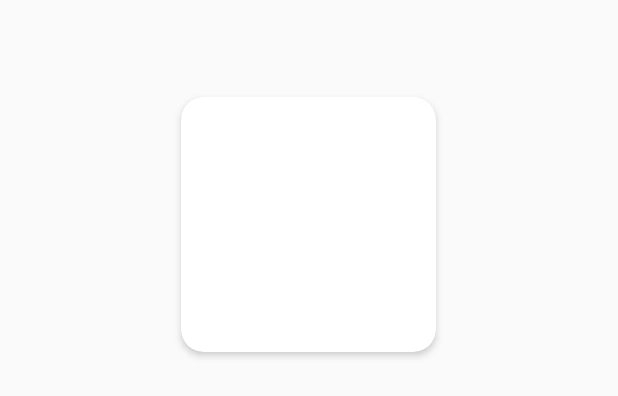
After one commit to boygaggoo/Video-Carousel, an Android app: the layout layout_image_item.xml on its own in the app's theme, with its tools: preview values and no code run, on a phone screen of 412 x 824 dp. The commit adds this screen. Shown: the part 393-789 px from the top of the screen. Run offline under Robolectric (Android 15) with nearby library versions, the phone set to English and light mode, and no system bars.

Commit message:
Carusel images adapter added
Carousel image adapter added with same image at the moment
- image parsing library compiled and added into the adapter

```diff
--- a/app/build.gradle
+++ b/app/build.gradle
@@ -32,5 +32,7 @@ dependencies {
     annotationProcessor 'com.jakewharton:butterknife-compiler:8.8.1'
     compile 'com.afollestad:easyvideoplayer:0.3.0'
     compile 'com.yarolegovich:discrete-scrollview:1.3.2'
+    compile 'com.android.support:cardview-v7:26.0.0'
+    compile 'com.squareup.picasso:picasso:2.71828'
     testCompile 'junit:junit:4.12'
 }
--- /dev/null
+++ b/app/src/main/res/layout/layout_image_item.xml
@@ -0,0 +1,18 @@
+<?xml version="1.0" encoding="utf-8"?>
+<android.support.v7.widget.CardView
+    xmlns:android="http://schemas.android.com/apk/res/android"
+    android:layout_width="wrap_content"
+    android:layout_height="wrap_content"
+    xmlns:app="http://schemas.android.com/apk/res-auto"
+    android:layout_gravity="center"
+    app:cardElevation="3dp"
+    app:cardCornerRadius="15dp"
+    android:orientation="vertical">
+
+    <ImageView
+        android:scaleType="centerCrop"
+        android:id="@+id/ivImage"
+        android:layout_width="170dp"
+        android:layout_height="170dp"/>
+
+</android.support.v7.widget.CardView>
```
Also changed, not shown: app/src/main/java/com/assignment/carouselonvideoexample/MainActivity.java (+11 -0 lines), app/src/main/java/com/assignment/carouselonvideoexample/adapters/ImagesCarouselRecyclerViewAdapter.java (added, +69 -0 lines).
